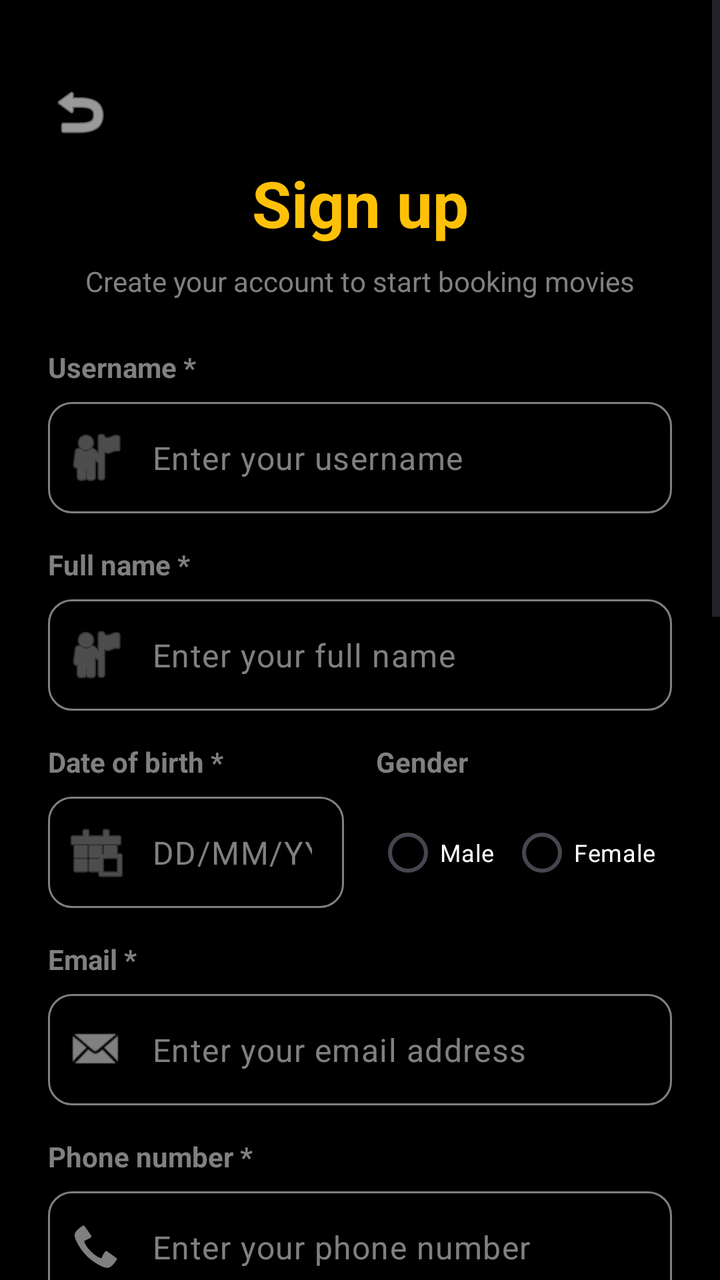
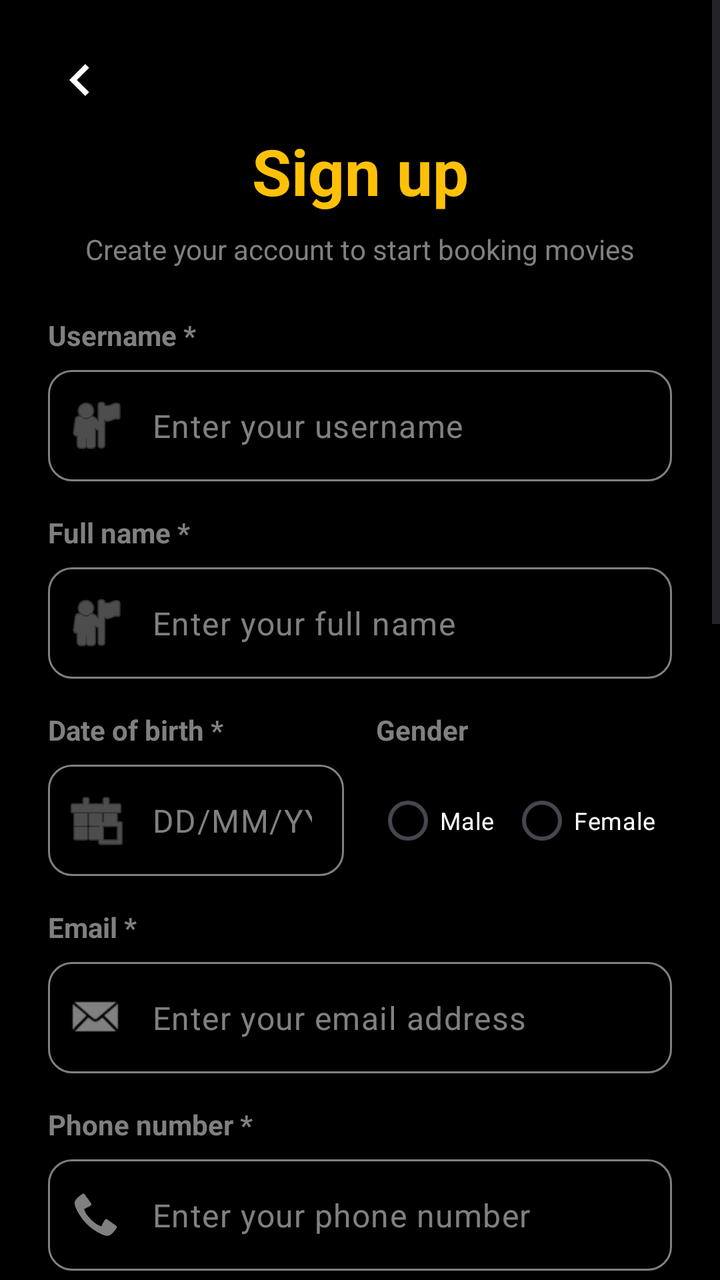

Screens rendered from an Android XML layout before and after an edit, with the pre-edit source and the edit as a unified diff.
<!-- AndroidManifest.xml: activity theme Theme.Moviebookingapp -->
<!-- res/layout/activity_register.xml -->
<?xml version="1.0" encoding="utf-8"?>
<FrameLayout xmlns:android="http://schemas.android.com/apk/res/android"
    xmlns:app="http://schemas.android.com/apk/res-auto"
    xmlns:tools="http://schemas.android.com/tools"
    android:layout_width="match_parent"
    android:layout_height="match_parent"
    tools:context=".view.activity.RegisterActivity">

    <ScrollView
        android:layout_width="match_parent"
        android:layout_height="match_parent"
        android:background="#000000"
        android:fillViewport="true">

    <androidx.constraintlayout.widget.ConstraintLayout
        android:layout_width="match_parent"
        android:layout_height="wrap_content"
        android:padding="24dp">

        
        <ImageView
            android:id="@+id/ivBack"
            android:layout_width="wrap_content"
            android:layout_height="wrap_content"
            android:src="@android:drawable/ic_menu_revert"
            app:tint="#FFFFFF"
            android:layout_marginTop="16dp"
            app:layout_constraintTop_toTopOf="parent"
            app:layout_constraintStart_toStartOf="parent" />

        
        <TextView
            android:id="@+id/tvRegisterTitle"
            android:layout_width="wrap_content"
            android:layout_height="wrap_content"
            android:text="@string/sign_up"
            android:textColor="#FFC107"
            android:textSize="32sp"
            android:textStyle="bold"
            android:layout_marginTop="8dp"
            app:layout_constraintTop_toBottomOf="@id/ivBack"
            app:layout_constraintStart_toStartOf="parent"
            app:layout_constraintEnd_toEndOf="parent" />

        <TextView
            android:id="@+id/tvRegisterSubtitle"
            android:layout_width="wrap_content"
            android:layout_height="wrap_content"
            android:text="@string/register_subtitle"
            android:textColor="#808080"
            android:textSize="14sp"
            android:layout_marginTop="8dp"
            app:layout_constraintTop_toBottomOf="@id/tvRegisterTitle"
            app:layout_constraintStart_toStartOf="parent"
            app:layout_constraintEnd_toEndOf="parent" />

        
        <TextView
            android:id="@+id/tvUsernameRegLabel"
            android:layout_width="wrap_content"
            android:layout_height="wrap_content"
            android:text="@string/username_reg_label"
            android:textColor="#808080"
            android:textStyle="bold"
            android:layout_marginTop="24dp"
            app:layout_constraintTop_toBottomOf="@id/tvRegisterSubtitle"
            app:layout_constraintStart_toStartOf="parent" />

        <com.google.android.material.textfield.TextInputLayout
            android:id="@+id/tilUsernameReg"
            style="@style/Widget.Material3.TextInputLayout.OutlinedBox"
            android:layout_width="0dp"
            android:layout_height="wrap_content"
            android:layout_marginTop="8dp"
            app:boxStrokeColor="@color/text_input_stroke"
            app:boxStrokeWidth="1dp"
            app:boxStrokeWidthFocused="2dp"
            app:boxCornerRadiusTopStart="12dp"
            app:boxCornerRadiusTopEnd="12dp"
            app:boxCornerRadiusBottomStart="12dp"
            app:boxCornerRadiusBottomEnd="12dp"
            app:boxBackgroundMode="outline"
            app:hintEnabled="false"
            app:startIconDrawable="@android:drawable/ic_menu_myplaces"
            app:startIconTint="#808080"
            app:layout_constraintTop_toBottomOf="@id/tvUsernameRegLabel"
            app:layout_constraintStart_toStartOf="parent"
            app:layout_constraintEnd_toEndOf="parent">

            <com.google.android.material.textfield.TextInputEditText
                android:id="@+id/edtUsername"
                android:layout_width="match_parent"
                android:layout_height="wrap_content"
                android:hint="@string/username_reg_hint"
                android:textColorHint="#808080"
                android:textColor="#FFFFFF"
                android:inputType="textPersonName" />
        </com.google.android.material.textfield.TextInputLayout>

        
        <TextView
            android:id="@+id/tvFullNameLabel"
            android:layout_width="wrap_content"
            android:layout_height="wrap_content"
            android:text="@string/full_name_label"
            android:textColor="#808080"
            android:textStyle="bold"
            android:layout_marginTop="16dp"
            app:layout_constraintTop_toBottomOf="@id/tilUsernameReg"
            app:layout_constraintStart_toStartOf="parent" />

        <com.google.android.material.textfield.TextInputLayout
            android:id="@+id/tilFullName"
            style="@style/Widget.Material3.TextInputLayout.OutlinedBox"
            android:layout_width="0dp"
            android:layout_height="wrap_content"
            android:layout_marginTop="8dp"
            app:boxStrokeColor="@color/text_input_stroke"
            app:boxStrokeWidth="1dp"
            app:boxStrokeWidthFocused="2dp"
            app:boxCornerRadiusTopStart="12dp"
            app:boxCornerRadiusTopEnd="12dp"
            app:boxCornerRadiusBottomStart="12dp"
            app:boxCornerRadiusBottomEnd="12dp"
            app:boxBackgroundMode="outline"
            app:hintEnabled="false"
            app:startIconDrawable="@android:drawable/ic_menu_myplaces"
            app:startIconTint="#808080"
            app:layout_constraintTop_toBottomOf="@id/tvFullNameLabel"
            app:layout_constraintStart_toStartOf="parent"
            app:layout_constraintEnd_toEndOf="parent">

            <com.google.android.material.textfield.TextInputEditText
                android:id="@+id/edtFullName"
                android:layout_width="match_parent"
                android:layout_height="wrap_content"
                android:hint="@string/full_name_hint"
                android:textColorHint="#808080"
                android:textColor="#FFFFFF"
                android:inputType="textPersonName" />
        </com.google.android.material.textfield.TextInputLayout>

        
        <androidx.constraintlayout.widget.ConstraintLayout
            android:id="@+id/clDobGender"
            android:layout_width="0dp"
            android:layout_height="wrap_content"
            android:layout_marginTop="16dp"
            app:layout_constraintTop_toBottomOf="@id/tilFullName"
            app:layout_constraintStart_toStartOf="parent"
            app:layout_constraintEnd_toEndOf="parent">

            <TextView
                android:id="@+id/tvDobLabel"
                android:layout_width="wrap_content"
                android:layout_height="wrap_content"
                android:text="@string/dob_label"
                android:textColor="#808080"
                android:textStyle="bold"
                app:layout_constraintTop_toTopOf="parent"
                app:layout_constraintStart_toStartOf="parent" />

            <com.google.android.material.textfield.TextInputLayout
                android:id="@+id/tilDob"
                style="@style/Widget.Material3.TextInputLayout.OutlinedBox"
                android:layout_width="0dp"
                android:layout_height="wrap_content"
                android:layout_marginTop="8dp"
                android:layout_marginEnd="8dp"
                app:boxStrokeColor="@color/text_input_stroke"
                app:boxStrokeWidth="1dp"
                app:boxStrokeWidthFocused="2dp"
                app:boxCornerRadiusTopStart="12dp"
                app:boxCornerRadiusTopEnd="12dp"
                app:boxCornerRadiusBottomStart="12dp"
                app:boxCornerRadiusBottomEnd="12dp"
                app:boxBackgroundMode="outline"
                app:hintEnabled="false"
                app:startIconDrawable="@android:drawable/ic_menu_today"
                app:startIconTint="#808080"
                app:layout_constraintTop_toBottomOf="@id/tvDobLabel"
                app:layout_constraintStart_toStartOf="parent"
                app:layout_constraintEnd_toStartOf="@id/rgGender"
                app:layout_constraintHorizontal_weight="1">

                <com.google.android.material.textfield.TextInputEditText
                    android:id="@+id/edtDob"
                    android:layout_width="match_parent"
                    android:layout_height="wrap_content"
                    android:hint="@string/dob_hint"
                    android:textColorHint="#808080"
                    android:textColor="#FFFFFF"
                    android:focusable="false"
                    android:clickable="true"
                    android:inputType="none" />
            </com.google.android.material.textfield.TextInputLayout>

            <TextView
                android:id="@+id/tvGenderLabel"
                android:layout_width="wrap_content"
                android:layout_height="wrap_content"
                android:text="@string/gender_label"
                android:textColor="#808080"
                android:textStyle="bold"
                app:layout_constraintTop_toTopOf="parent"
                app:layout_constraintStart_toStartOf="@id/rgGender" />

            <RadioGroup
                android:id="@+id/rgGender"
                android:layout_width="0dp"
                android:layout_height="wrap_content"
                android:orientation="horizontal"
                android:layout_marginStart="8dp"
                app:layout_constraintTop_toTopOf="@id/tilDob"
                app:layout_constraintBottom_toBottomOf="@id/tilDob"
                app:layout_constraintStart_toEndOf="@id/tilDob"
                app:layout_constraintEnd_toEndOf="parent"
                app:layout_constraintHorizontal_weight="1">

                <RadioButton
                    android:id="@+id/rbMale"
                    android:layout_width="wrap_content"
                    android:layout_height="wrap_content"
                    android:layout_weight="1"
                    android:text="@string/male"
                    android:textSize="12sp"
                    android:textColor="#FFFFFF"
                    android:buttonTint="#FFC107" />

                <RadioButton
                    android:id="@+id/rbFemale"
                    android:layout_width="wrap_content"
                    android:layout_height="wrap_content"
                    android:layout_weight="1"
                    android:text="@string/female"
                    android:textSize="12sp"
                    android:textColor="#FFFFFF"
                    android:buttonTint="#FFC107" />

            </RadioGroup>
        </androidx.constraintlayout.widget.ConstraintLayout>

        
        <TextView
            android:id="@+id/tvEmailLabel"
            android:layout_width="wrap_content"
            android:layout_height="wrap_content"
            android:text="@string/email_label"
            android:textColor="#808080"
            android:textStyle="bold"
            android:layout_marginTop="16dp"
            app:layout_constraintTop_toBottomOf="@id/clDobGender"
            app:layout_constraintStart_toStartOf="parent" />

        <com.google.android.material.textfield.TextInputLayout
            android:id="@+id/tilEmail"
            style="@style/Widget.Material3.TextInputLayout.OutlinedBox"
            android:layout_width="0dp"
            android:layout_height="wrap_content"
            android:layout_marginTop="8dp"
            app:boxStrokeColor="@color/text_input_stroke"
            app:boxStrokeWidth="1dp"
            app:boxStrokeWidthFocused="2dp"
            app:boxCornerRadiusTopStart="12dp"
            app:boxCornerRadiusTopEnd="12dp"
            app:boxCornerRadiusBottomStart="12dp"
            app:boxCornerRadiusBottomEnd="12dp"
            app:boxBackgroundMode="outline"
            app:hintEnabled="false"
            app:startIconDrawable="@android:drawable/sym_action_email"
            app:startIconTint="#808080"
            app:layout_constraintTop_toBottomOf="@id/tvEmailLabel"
            app:layout_constraintStart_toStartOf="parent"
            app:layout_constraintEnd_toEndOf="parent">

            <com.google.android.material.textfield.TextInputEditText
                android:id="@+id/edtEmail"
                android:layout_width="match_parent"
                android:layout_height="wrap_content"
                android:hint="@string/email_hint"
                android:textColorHint="#808080"
                android:textColor="#FFFFFF"
                android:inputType="textEmailAddress" />
        </com.google.android.material.textfield.TextInputLayout>

        
        <TextView
            android:id="@+id/tvPhoneLabel"
            android:layout_width="wrap_content"
            android:layout_height="wrap_content"
            android:text="@string/phone_label"
            android:textColor="#808080"
            android:textStyle="bold"
            android:layout_marginTop="16dp"
            app:layout_constraintTop_toBottomOf="@id/tilEmail"
            app:layout_constraintStart_toStartOf="parent" />

        <com.google.android.material.textfield.TextInputLayout
            android:id="@+id/tilPhone"
            style="@style/Widget.Material3.TextInputLayout.OutlinedBox"
            android:layout_width="0dp"
            android:layout_height="wrap_content"
            android:layout_marginTop="8dp"
            app:boxStrokeColor="@color/text_input_stroke"
            app:boxStrokeWidth="1dp"
            app:boxStrokeWidthFocused="2dp"
            app:boxCornerRadiusTopStart="12dp"
            app:boxCornerRadiusTopEnd="12dp"
            app:boxCornerRadiusBottomStart="12dp"
            app:boxCornerRadiusBottomEnd="12dp"
            app:boxBackgroundMode="outline"
            app:hintEnabled="false"
            app:startIconDrawable="@android:drawable/stat_sys_phone_call"
            app:startIconTint="#808080"
            app:layout_constraintTop_toBottomOf="@id/tvPhoneLabel"
            app:layout_constraintStart_toStartOf="parent"
            app:layout_constraintEnd_toEndOf="parent">

            <com.google.android.material.textfield.TextInputEditText
                android:id="@+id/edtPhone"
                android:layout_width="match_parent"
                android:layout_height="wrap_content"
                android:hint="@string/phone_hint"
                android:textColorHint="#808080"
                android:textColor="#FFFFFF"
                android:inputType="phone" />
        </com.google.android.material.textfield.TextInputLayout>

        
        <TextView
            android:id="@+id/tvIdCardLabel"
            android:layout_width="wrap_content"
            android:layout_height="wrap_content"
            android:text="@string/id_card_label"
            android:textColor="#808080"
            android:textStyle="bold"
            android:layout_marginTop="16dp"
            app:layout_constraintTop_toBottomOf="@id/tilPhone"
            app:layout_constraintStart_toStartOf="parent" />

        <com.google.android.material.textfield.TextInputLayout
            android:id="@+id/tilIdCard"
            style="@style/Widget.Material3.TextInputLayout.OutlinedBox"
            android:layout_width="0dp"
            android:layout_height="wrap_content"
            android:layout_marginTop="8dp"
            app:boxStrokeColor="@color/text_input_stroke"
            app:boxStrokeWidth="1dp"
            app:boxStrokeWidthFocused="2dp"
            app:boxCornerRadiusTopStart="12dp"
            app:boxCornerRadiusTopEnd="12dp"
            app:boxCornerRadiusBottomStart="12dp"
            app:boxCornerRadiusBottomEnd="12dp"
            app:boxBackgroundMode="outline"
            app:hintEnabled="false"
            app:startIconDrawable="@android:drawable/ic_menu_agenda"
            app:startIconTint="#808080"
            app:layout_constraintTop_toBottomOf="@id/tvIdCardLabel"
            app:layout_constraintStart_toStartOf="parent"
            app:layout_constraintEnd_toEndOf="parent">

            <com.google.android.material.textfield.TextInputEditText
                android:id="@+id/edtIdCard"
                android:layout_width="match_parent"
                android:layout_height="wrap_content"
                android:hint="@string/id_card_hint"
                android:textColorHint="#808080"
                android:textColor="#FFFFFF"
                android:inputType="number" />
        </com.google.android.material.textfield.TextInputLayout>

        
        <TextView
            android:id="@+id/tvPasswordLabel"
            android:layout_width="wrap_content"
            android:layout_height="wrap_content"
            android:text="@string/password_label_required"
            android:textColor="#808080"
            android:textStyle="bold"
            android:layout_marginTop="16dp"
            app:layout_constraintTop_toBottomOf="@id/tilIdCard"
            app:layout_constraintStart_toStartOf="parent" />

        <com.google.android.material.textfield.TextInputLayout
            android:id="@+id/tilPassword"
            style="@style/Widget.Material3.TextInputLayout.OutlinedBox"
            android:layout_width="0dp"
            android:layout_height="wrap_content"
            android:layout_marginTop="8dp"
            app:boxStrokeColor="@color/text_input_stroke"
            app:boxStrokeWidth="1dp"
            app:boxStrokeWidthFocused="2dp"
            app:boxCornerRadiusTopStart="12dp"
            app:boxCornerRadiusTopEnd="12dp"
            app:boxCornerRadiusBottomStart="12dp"
            app:boxCornerRadiusBottomEnd="12dp"
            app:boxBackgroundMode="outline"
            app:hintEnabled="false"
            app:passwordToggleEnabled="true"
            app:passwordToggleTint="#808080"
            app:startIconDrawable="@android:drawable/ic_lock_idle_lock"
            app:startIconTint="#808080"
            app:layout_constraintTop_toBottomOf="@id/tvPasswordLabel"
            app:layout_constraintStart_toStartOf="parent"
            app:layout_constraintEnd_toEndOf="parent">

            <com.google.android.material.textfield.TextInputEditText
                android:id="@+id/edtPassword"
                android:layout_width="match_parent"
                android:layout_height="wrap_content"
                android:hint="@string/password_hint"
                android:textColorHint="#808080"
                android:textColor="#FFFFFF"
                android:inputType="textPassword" />
        </com.google.android.material.textfield.TextInputLayout>

        
        <TextView
            android:id="@+id/tvConfirmPasswordLabel"
            android:layout_width="wrap_content"
            android:layout_height="wrap_content"
            android:text="@string/confirm_password_label"
            android:textColor="#808080"
            android:textStyle="bold"
            android:layout_marginTop="16dp"
            app:layout_constraintTop_toBottomOf="@id/tilPassword"
            app:layout_constraintStart_toStartOf="parent" />

        <com.google.android.material.textfield.TextInputLayout
            android:id="@+id/tilConfirmPassword"
            style="@style/Widget.Material3.TextInputLayout.OutlinedBox"
            android:layout_width="0dp"
            android:layout_height="wrap_content"
            android:layout_marginTop="8dp"
            app:boxStrokeColor="@color/text_input_stroke"
            app:boxStrokeWidth="1dp"
            app:boxStrokeWidthFocused="2dp"
            app:boxCornerRadiusTopStart="12dp"
            app:boxCornerRadiusTopEnd="12dp"
            app:boxCornerRadiusBottomStart="12dp"
            app:boxCornerRadiusBottomEnd="12dp"
            app:boxBackgroundMode="outline"
            app:hintEnabled="false"
            app:passwordToggleEnabled="true"
            app:passwordToggleTint="#808080"
            app:startIconDrawable="@android:drawable/ic_lock_idle_lock"
            app:startIconTint="#808080"
            app:layout_constraintTop_toBottomOf="@id/tvConfirmPasswordLabel"
            app:layout_constraintStart_toStartOf="parent"
            app:layout_constraintEnd_toEndOf="parent">

            <com.google.android.material.textfield.TextInputEditText
                android:id="@+id/edtConfirmPassword"
                android:layout_width="match_parent"
                android:layout_height="wrap_content"
                android:hint="@string/confirm_password_hint"
                android:textColorHint="#808080"
                android:textColor="#FFFFFF"
                android:inputType="textPassword" />
        </com.google.android.material.textfield.TextInputLayout>

        
        <TextView
            android:id="@+id/tvAddressLabel"
            android:layout_width="wrap_content"
            android:layout_height="wrap_content"
            android:text="@string/address_label"
            android:textColor="#808080"
            android:textStyle="bold"
            android:layout_marginTop="16dp"
            app:layout_constraintTop_toBottomOf="@id/tilConfirmPassword"
            app:layout_constraintStart_toStartOf="parent" />

        <com.google.android.material.textfield.TextInputLayout
            android:id="@+id/tilAddress"
            style="@style/Widget.Material3.TextInputLayout.OutlinedBox"
            android:layout_width="0dp"
            android:layout_height="wrap_content"
            android:layout_marginTop="8dp"
            app:boxStrokeColor="@color/text_input_stroke"
            app:boxStrokeWidth="1dp"
            app:boxStrokeWidthFocused="2dp"
            app:boxCornerRadiusTopStart="12dp"
            app:boxCornerRadiusTopEnd="12dp"
            app:boxCornerRadiusBottomStart="12dp"
            app:boxCornerRadiusBottomEnd="12dp"
            app:boxBackgroundMode="outline"
            app:hintEnabled="false"
            app:startIconDrawable="@android:drawable/ic_menu_mapmode"
            app:startIconTint="#808080"
            app:layout_constraintTop_toBottomOf="@id/tvAddressLabel"
            app:layout_constraintStart_toStartOf="parent"
            app:layout_constraintEnd_toEndOf="parent">

            <com.google.android.material.textfield.TextInputEditText
                android:id="@+id/edtAddress"
                android:layout_width="match_parent"
                android:layout_height="wrap_content"
                android:hint="@string/address_hint"
                android:textColorHint="#808080"
                android:textColor="#FFFFFF"
                android:inputType="textPostalAddress" />
        </com.google.android.material.textfield.TextInputLayout>

        
        <com.google.android.material.button.MaterialButton
            android:id="@+id/btnRegister"
            android:layout_width="0dp"
            android:layout_height="60dp"
            android:text="@string/register"
            android:textColor="#000000"
            android:textSize="18sp"
            android:textStyle="bold"
            android:layout_marginTop="32dp"
            app:backgroundTint="#FFC107"
            app:cornerRadius="30dp"
            app:layout_constraintTop_toBottomOf="@id/tilAddress"
            app:layout_constraintStart_toStartOf="parent"
            app:layout_constraintEnd_toEndOf="parent" />

        
        <LinearLayout
            android:id="@+id/llOrContinue"
            android:layout_width="0dp"
            android:layout_height="wrap_content"
            android:orientation="horizontal"
            android:gravity="center_vertical"
            android:layout_marginTop="32dp"
            app:layout_constraintTop_toBottomOf="@id/btnRegister"
            app:layout_constraintStart_toStartOf="parent"
            app:layout_constraintEnd_toEndOf="parent">

            <View
                android:layout_width="0dp"
                android:layout_height="1dp"
                android:layout_weight="1"
                android:background="#333333" />

            <TextView
                android:layout_width="wrap_content"
                android:layout_height="wrap_content"
                android:text="@string/or_sign_up_with"
                android:textColor="#FFFFFF"
                android:layout_marginHorizontal="16dp"
                android:textStyle="bold" />

            <View
                android:layout_width="0dp"
                android:layout_height="1dp"
                android:layout_weight="1"
                android:background="#333333" />
        </LinearLayout>

        
        <com.google.android.material.button.MaterialButton
            android:id="@+id/btnGoogleRegister"
            android:layout_width="0dp"
            android:layout_height="60dp"
            android:text="@string/google"
            android:textColor="#FFFFFF"
            android:textSize="18sp"
            android:textStyle="bold"
            android:layout_marginTop="24dp"
            android:layout_marginBottom="32dp"
            app:backgroundTint="#1A1A1A"
            app:cornerRadius="30dp"
            app:icon="@android:drawable/ic_menu_compass"
            app:iconGravity="textStart"
            app:iconTint="@null"
            app:layout_constraintTop_toBottomOf="@id/llOrContinue"
            app:layout_constraintStart_toStartOf="parent"
            app:layout_constraintEnd_toEndOf="parent"
            app:layout_constraintBottom_toBottomOf="parent" />

    </androidx.constraintlayout.widget.ConstraintLayout>
</ScrollView>

    
    <androidx.cardview.widget.CardView
        android:id="@+id/cvNotification"
        android:layout_width="match_parent"
        android:layout_height="wrap_content"
        android:layout_margin="16dp"
        android:layout_gravity="top"
        android:visibility="gone"
        app:cardCornerRadius="8dp"
        app:cardElevation="8dp">

        <LinearLayout
            android:id="@+id/llNotificationBg"
            android:layout_width="match_parent"
            android:layout_height="wrap_content"
            android:orientation="horizontal"
            android:padding="16dp"
            android:gravity="center_vertical">

            <ImageView
                android:id="@+id/ivNotificationIcon"
                android:layout_width="24dp"
                android:layout_height="24dp"
                android:src="@android:drawable/ic_dialog_info"
                app:tint="#FFFFFF" />

            <TextView
                android:id="@+id/tvNotificationMessage"
                android:layout_width="0dp"
                android:layout_height="wrap_content"
                android:layout_weight="1"
                android:layout_marginStart="16dp"
                android:textColor="#FFFFFF"
                android:textSize="14sp"
                android:textStyle="bold" />
        </LinearLayout>
    </androidx.cardview.widget.CardView>
</FrameLayout>
<!-- resources referenced by this layout -->
<resources>
  <string name="address_hint">Enter your address</string>
  <string name="address_label">Address *</string>
  <string name="confirm_password_hint">Confirm your password</string>
  <string name="confirm_password_label">Confirm password *</string>
  <string name="dob_hint">DD/MM/YYYY</string>
  <string name="dob_label">Date of birth *</string>
  <string name="email_hint">Enter your email address</string>
  <string name="email_label">Email *</string>
  <string name="female">Female</string>
  <string name="full_name_hint">Enter your full name</string>
  <string name="full_name_label">Full name *</string>
  <string name="gender_label">Gender</string>
  <string name="google">Google</string>
  <string name="id_card_hint">Enter your Identity card number</string>
  <string name="id_card_label">Identity card number *</string>
  <string name="male">Male</string>
  <string name="or_sign_up_with">Or sign up with</string>
  <string name="password_hint">Enter your password</string>
  <string name="password_label_required">Password *</string>
  <string name="phone_hint">Enter your phone number</string>
  <string name="phone_label">Phone number *</string>
  <string name="register">Register</string>
  <string name="register_subtitle">Create your account to start booking movies</string>
  <string name="sign_up">Sign up</string>
  <string name="username_reg_hint">Enter your username</string>
  <string name="username_reg_label">Username *</string>
  <style name="Theme.Moviebookingapp" parent="Theme.Material3.DayNight.NoActionBar">
          
          <item name="colorPrimary">@color/gold_selected</item>
          <item name="android:windowBackground">@color/black</item>
          <item name="android:statusBarColor">@color/black</item>
      </style>
  <color name="gold_selected">#FFC107</color>
  <color name="black">#FF000000</color>
</resources>

<!-- the commit's change to res/layout/activity_register.xml (unified diff, before → after) -->
@@ -20,11 +20,14 @@
         
         <ImageView
             android:id="@+id/ivBack"
-            android:layout_width="wrap_content"
-            android:layout_height="wrap_content"
-            android:src="@android:drawable/ic_menu_revert"
+            android:layout_width="32dp"
+            android:layout_height="32dp"
+            android:src="@drawable/ic_chevron_right"
+            android:rotation="180"
             app:tint="#FFFFFF"
-            android:layout_marginTop="16dp"
+            android:background="?attr/selectableItemBackgroundBorderless"
+            android:clickable="true"
+            android:focusable="true"
             app:layout_constraintTop_toTopOf="parent"
             app:layout_constraintStart_toStartOf="parent" />
 
<!-- resource entries referenced after the edit -->
@@ -1,5 +1,16 @@
 <!-- resources referenced by this layout -->
 <resources>
+  <!-- drawable ic_chevron_right (drawable) -->
+  <vector xmlns:android="http://schemas.android.com/apk/res/android"
+      android:width="24dp"
+      android:height="24dp"
+      android:viewportWidth="24.0"
+      android:viewportHeight="24.0">
+      
+      <path
+          android:fillColor="#FFFFFFFF"
+          android:pathData="M10,6L8.59,7.41 13.17,12l-4.58,4.59L10,18l6,-6z"/>
+  </vector>
   <string name="address_hint">Enter your address</string>
   <string name="address_label">Address *</string>
   <string name="confirm_password_hint">Confirm your password</string>
